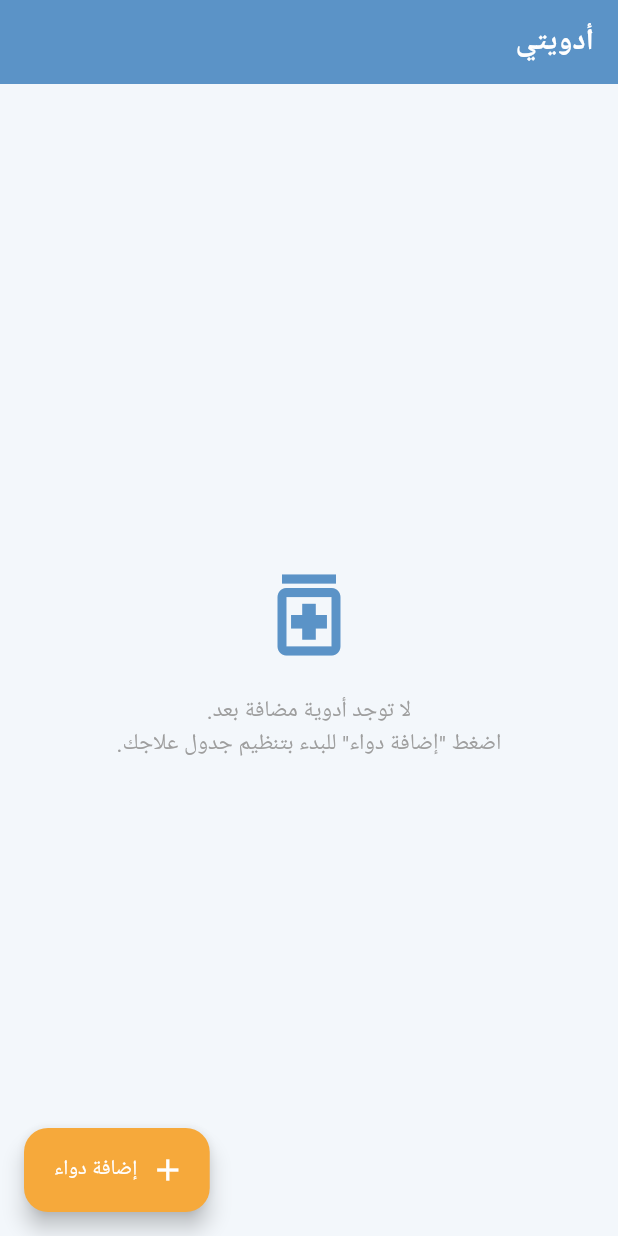
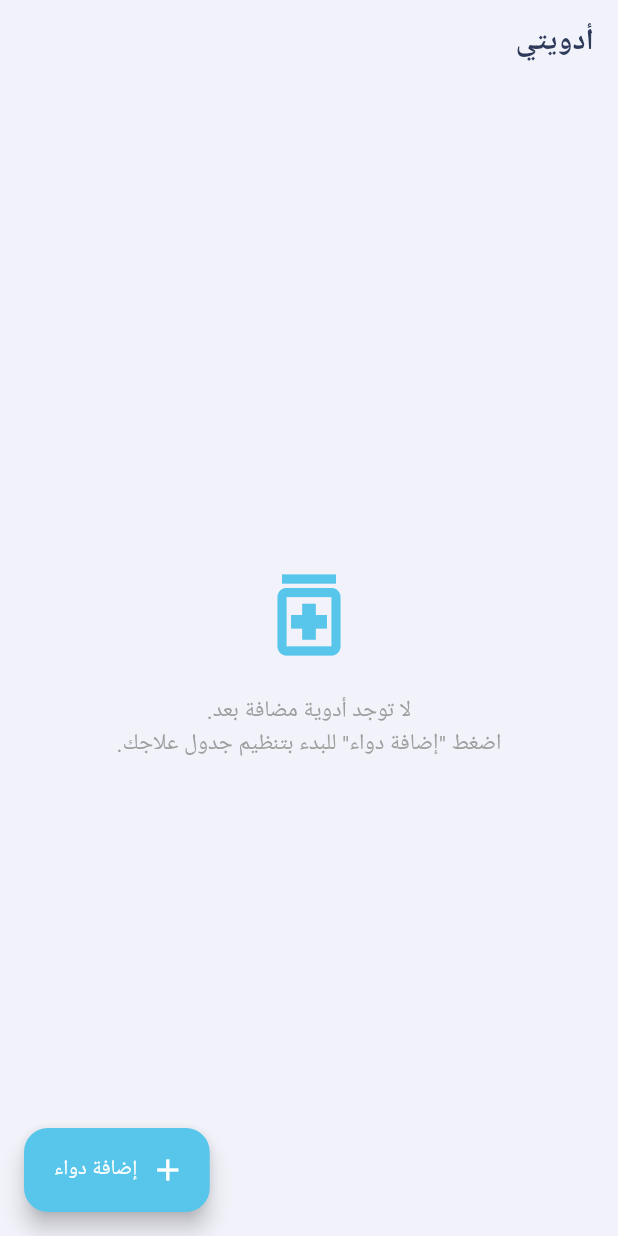
Before and after one commit to ammaralahmadi-pro/to-ammar, a Flutter app: the screen it shows after launch, on a phone screen of 412 x 824 dp. Run offline on Flutter 3.47's test engine with Material 3 defaults, Android fonts, the phone set to English and light mode, and no system bars; our stand-ins replace flutter_local_notifications, sqflite, timezone; accounts and stored records are empty.

Commit message:
Restyle with Pharmacy App palette per updated design reference
Swaps the theme colors to match the second Freepik kit the user shared
(Pharmacy App): teal-blue primary, pink accent, light lavender
scaffold background, white AppBar/cards. Renamed the accent token from
accentOrange to accentPink and added AppTheme.avatarColorFor(id) so
medication avatars alternate blue/pink like the kit's doctor list.
Re-verified end-to-end via the local web preview.

Co-Authored-By: Claude Sonnet 5 <noreply@anthropic.com>
Claude-Session: https://claude.ai/code/session_01B3A4a6eg71mLxxkh1cm4Bp

```diff
--- a/medication_reminder/lib/screens/medication_detail_screen.dart
+++ b/medication_reminder/lib/screens/medication_detail_screen.dart
@@ -131,7 +131,7 @@ class _DoseTile extends StatelessWidget {
     return ListTile(
       leading: Icon(
         taken ? Icons.check_circle : Icons.radio_button_unchecked,
-        color: taken ? AppTheme.accentOrange : Colors.grey,
+        color: taken ? AppTheme.accentPink : Colors.grey,
       ),
       title: Text(formattedTime),
       subtitle: taken ? const Text('تم أخذها') : const Text('لم تُؤخذ بعد'),
--- a/medication_reminder/lib/theme/app_theme.dart
+++ b/medication_reminder/lib/theme/app_theme.dart
@@ -1,21 +1,34 @@
 import 'package:flutter/material.dart';
 
-/// ألوان وأنماط مستوحاة من تصميم "Medic Booking App" (Freepik UI Kit):
-/// أزرق سماوي أساسي + برتقالي كلون تمييز، بطاقات بيضاء بزوايا دائرية بارزة.
+/// ألوان وأنماط مستوحاة من تصميم "Pharmacy App" (Freepik UI Kit):
+/// تدرّج أزرق-تركواز إلى وردي كشعار/لون مميز، خلفية بنفسجية فاتحة جدًا،
+/// بطاقات بيضاء ناعمة بزوايا دائرية كبيرة وأفاتار دائري متعدد الألوان.
 class AppTheme {
   AppTheme._();
 
-  static const Color primaryBlue = Color(0xFF5B93C7);
-  static const Color primaryBlueDark = Color(0xFF3E6E9E);
-  static const Color accentOrange = Color(0xFFF6A93B);
-  static const Color surfaceBackground = Color(0xFFF3F7FB);
-  static const Color textDark = Color(0xFF1E2A33);
+  static const Color primaryBlue = Color(0xFF57C6EA);
+  static const Color primaryBlueDark = Color(0xFF2E5FA3);
+  static const Color accentPink = Color(0xFFF06E9D);
+  static const Color surfaceBackground = Color(0xFFF2F3FA);
+  static const Color textDark = Color(0xFF2E3A59);
+
+  static const List<Color> avatarPalette = [primaryBlue, accentPink];
+
+  static const LinearGradient logoGradient = LinearGradient(
+    begin: Alignment.topLeft,
+    end: Alignment.bottomRight,
+    colors: [primaryBlue, accentPink],
+  );
+
+  /// لون أفاتار متبدّل (أزرق/وردي) حسب مُعرّف العنصر، بنفس أسلوب قوائم
+  /// الأطباء المتناوبة الألوان في تصميم الـ UI Kit.
+  static Color avatarColorFor(String id) => avatarPalette[id.hashCode.abs() % avatarPalette.length];
 
   static ThemeData themeData() {
     final colorScheme = ColorScheme.fromSeed(
       seedColor: primaryBlue,
       primary: primaryBlue,
-      secondary: accentOrange,
+      secondary: accentPink,
       surface: Colors.white,
     );
 
@@ -24,30 +37,31 @@ class AppTheme {
       colorScheme: colorScheme,
       scaffoldBackgroundColor: surfaceBackground,
       appBarTheme: const AppBarTheme(
-        backgroundColor: primaryBlue,
-        foregroundColor: Colors.white,
+        backgroundColor: surfaceBackground,
+        foregroundColor: textDark,
         centerTitle: false,
         elevation: 0,
+        surfaceTintColor: Colors.transparent,
         titleTextStyle: TextStyle(
-          color: Colors.white,
+          color: textDark,
           fontSize: 20,
-          fontWeight: FontWeight.w700,
+          fontWeight: FontWeight.w800,
         ),
-        iconTheme: IconThemeData(color: Colors.white),
+        iconTheme: IconThemeData(color: textDark),
       ),
       cardTheme: CardTheme(
         color: Colors.white,
         elevation: 0,
         margin: EdgeInsets.zero,
-        shape: RoundedRectangleBorder(borderRadius: BorderRadius.circular(18)),
+        shape: RoundedRectangleBorder(borderRadius: BorderRadius.circular(22)),
       ),
       floatingActionButtonTheme: const FloatingActionButtonThemeData(
-        backgroundColor: accentOrange,
+        backgroundColor: primaryBlue,
         foregroundColor: Colors.white,
       ),
       filledButtonTheme: FilledButtonThemeData(
         style: FilledButton.styleFrom(
-          backgroundColor: accentOrange,
+          backgroundColor: primaryBlue,
           foregroundColor: Colors.white,
           shape: RoundedRectangleBorder(borderRadius: BorderRadius.circular(30)),
           padding: const EdgeInsets.symmetric(vertical: 14),
@@ -56,20 +70,19 @@ class AppTheme {
       ),
       switchTheme: SwitchThemeData(
         thumbColor: WidgetStateProperty.resolveWith(
-          (states) => states.contains(WidgetState.selected) ? accentOrange : null,
+          (states) => states.contains(WidgetState.selected) ? accentPink : null,
         ),
         trackColor: WidgetStateProperty.resolveWith(
-          (states) =>
-              states.contains(WidgetState.selected) ? accentOrange.withOpacity(0.5) : null,
+          (states) => states.contains(WidgetState.selected) ? accentPink.withOpacity(0.5) : null,
         ),
       ),
       sliderTheme: const SliderThemeData(
-        activeTrackColor: accentOrange,
-        thumbColor: accentOrange,
-        overlayColor: Color(0x33F6A93B),
+        activeTrackColor: primaryBlue,
+        thumbColor: primaryBlue,
+        overlayColor: Color(0x3357C6EA),
       ),
       chipTheme: ChipThemeData(
-        backgroundColor: primaryBlue.withOpacity(0.08),
+        backgroundColor: primaryBlue.withOpacity(0.1),
         side: BorderSide.none,
         shape: RoundedRectangleBorder(borderRadius: BorderRadius.circular(20)),
         labelStyle: const TextStyle(color: primaryBlueDark, fontWeight: FontWeight.w600),
@@ -78,15 +91,15 @@ class AppTheme {
         filled: true,
         fillColor: Colors.white,
         border: OutlineInputBorder(
-          borderRadius: BorderRadius.circular(14),
-          borderSide: BorderSide(color: primaryBlue.withOpacity(0.2)),
+          borderRadius: BorderRadius.circular(16),
+          borderSide: BorderSide.none,
         ),
         enabledBorder: OutlineInputBorder(
-          borderRadius: BorderRadius.circular(14),
-          borderSide: BorderSide(color: primaryBlue.withOpacity(0.2)),
+          borderRadius: BorderRadius.circular(16),
+          borderSide: BorderSide.none,
         ),
         focusedBorder: const OutlineInputBorder(
-          borderRadius: BorderRadius.all(Radius.circular(14)),
+          borderRadius: BorderRadius.all(Radius.circular(16)),
           borderSide: BorderSide(color: primaryBlue, width: 2),
         ),
         contentPadding: const EdgeInsets.symmetric(horizontal: 16, vertical: 14),
@@ -97,7 +110,7 @@ class AppTheme {
         bodyLarge: TextStyle(color: textDark),
         bodyMedium: TextStyle(color: textDark),
       ),
-      progressIndicatorTheme: const ProgressIndicatorThemeData(color: accentOrange),
+      progressIndicatorTheme: const ProgressIndicatorThemeData(color: accentPink),
     );
   }
 }
--- a/medication_reminder/lib/widgets/medication_card.dart
+++ b/medication_reminder/lib/widgets/medication_card.dart
@@ -33,10 +33,12 @@ class MedicationCard extends StatelessWidget {
                 radius: 26,
                 backgroundColor: medication.isFinished
                     ? Colors.grey.shade200
-                    : AppTheme.accentOrange.withOpacity(0.18),
+                    : AppTheme.avatarColorFor(medication.id).withOpacity(0.18),
                 child: Icon(
                   Icons.medication_rounded,
-                  color: medication.isFinished ? Colors.grey : AppTheme.accentOrange,
+                  color: medication.isFinished
+                      ? Colors.grey
+                      : AppTheme.avatarColorFor(medication.id),
                 ),
               ),
               const SizedBox(width: 14),
```
